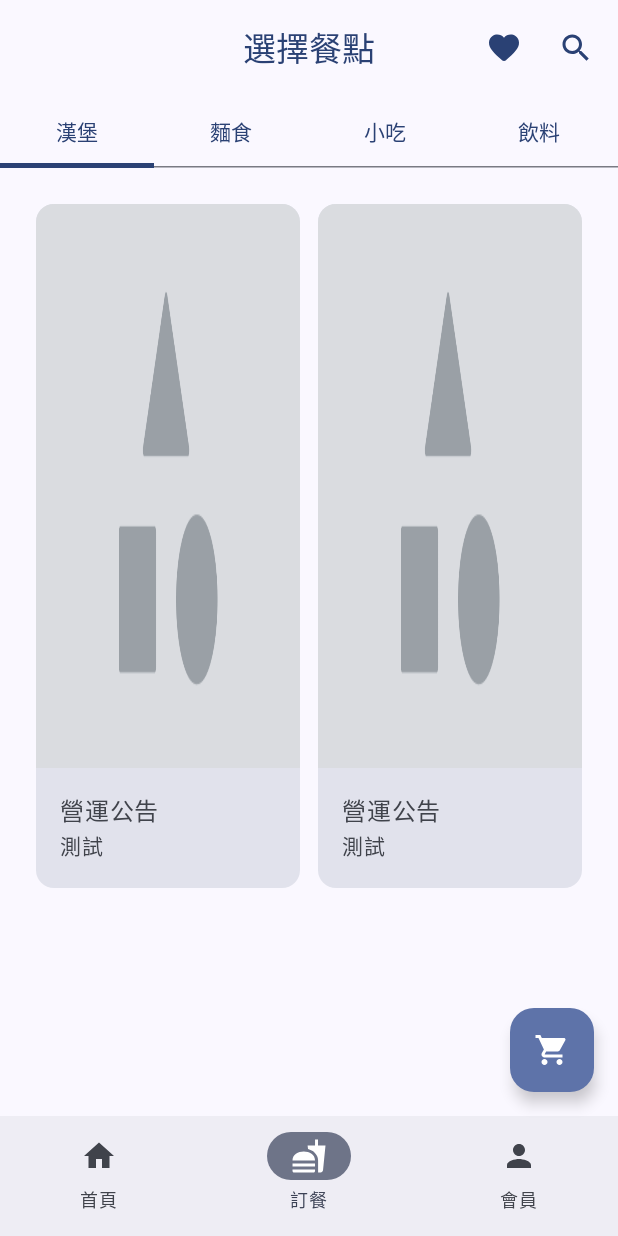
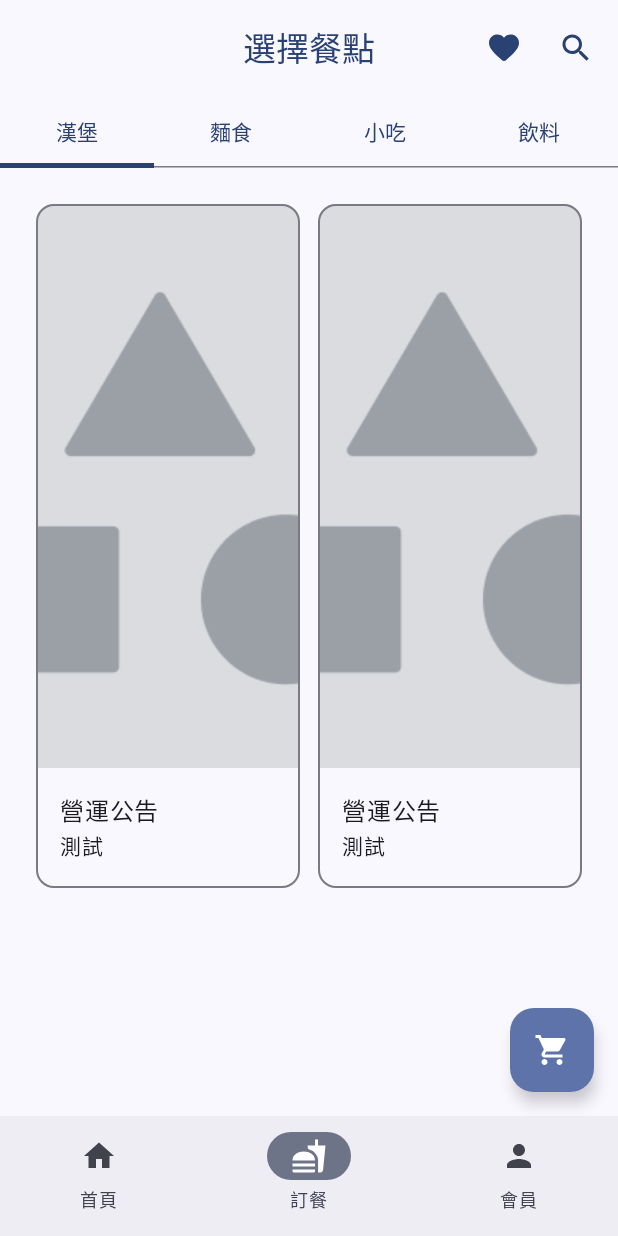
Before and after one commit to r0930514/FastFoodOrderApp, an Android app built with Jetpack Compose: the screen it shows after launch (MainActivity), item 2 of the bottom bar chosen, on a phone screen of 412 x 824 dp. Run offline under Robolectric (Android 15) with nearby library versions, the phone set to English and light mode, and no system bars.

Commit message:
調整符合設計圖(圖片伸縮類型與字體大小)

```diff
--- a/app/src/main/java/com/r0930514/fastfoodorderapp/screens/mainScreen/component/HomePageCard.kt
+++ b/app/src/main/java/com/r0930514/fastfoodorderapp/screens/mainScreen/component/HomePageCard.kt
@@ -16,6 +16,7 @@ import androidx.compose.ui.graphics.painter.Painter
 import androidx.compose.ui.layout.ContentScale
 import androidx.compose.ui.res.painterResource
 import androidx.compose.ui.unit.dp
+import androidx.compose.ui.unit.sp
 import com.r0930514.fastfoodorderapp.R
 
 @OptIn(ExperimentalMaterial3Api::class)
@@ -39,7 +40,7 @@ fun HomePageCard(
                 Image(
                     painter = painter,
                     contentDescription = title,
-                    contentScale = ContentScale.FillBounds,
+                    contentScale = ContentScale.Crop,
                     modifier = Modifier
                         .fillMaxWidth()
                         .height(160.dp)
@@ -49,11 +50,11 @@ fun HomePageCard(
                 ) {
                     Text(
                         text = title,
-                        style = MaterialTheme.typography.titleLarge
+                        fontSize = 16.sp
                     )
                     Text(
                         text = description,
-                        style = MaterialTheme.typography.bodyMedium
+                        fontSize = 14.sp
                     )
                 }
             }
--- a/app/src/main/java/com/r0930514/fastfoodorderapp/screens/mainScreen/component/OrderCard.kt
+++ b/app/src/main/java/com/r0930514/fastfoodorderapp/screens/mainScreen/component/OrderCard.kt
@@ -1,13 +1,13 @@
 package com.r0930514.fastfoodorderapp.screens.mainScreen.component
 
+import androidx.compose.foundation.BorderStroke
 import androidx.compose.foundation.Image
 import androidx.compose.foundation.layout.Column
 import androidx.compose.foundation.layout.fillMaxWidth
 import androidx.compose.foundation.layout.padding
-import androidx.compose.material3.Card
-import androidx.compose.material3.CardDefaults
 import androidx.compose.material3.ExperimentalMaterial3Api
 import androidx.compose.material3.MaterialTheme
+import androidx.compose.material3.OutlinedCard
 import androidx.compose.material3.Text
 import androidx.compose.runtime.Composable
 import androidx.compose.ui.Modifier
@@ -22,17 +22,17 @@ import com.r0930514.fastfoodorderapp.R
 @Composable
 @Preview
 fun OrderCard(){
-    Card(
-        colors = CardDefaults.cardColors(containerColor = MaterialTheme.colorScheme.surfaceVariant),
+    OutlinedCard(
         modifier = Modifier
             .fillMaxWidth(),
-        onClick = {}
+        onClick = {},
+        border = BorderStroke(1.dp, MaterialTheme.colorScheme.outlineVariant)
     ){
         Column{
             Image(
                 painter = painterResource(id = R.drawable.unknow),
                 contentDescription = "照片",
-                contentScale = ContentScale.FillBounds,
+                contentScale = ContentScale.Crop,
                 modifier = Modifier
                     .fillMaxWidth()
             )
@@ -44,7 +44,10 @@ fun OrderCard(){
                     fontSize = 16.sp,
 
                     )
-                Text(text = "測試", fontSize = 14.sp)
+                Text(
+                    text = "測試",
+                    fontSize = 14.sp
+                )
             }
         }
 
```
